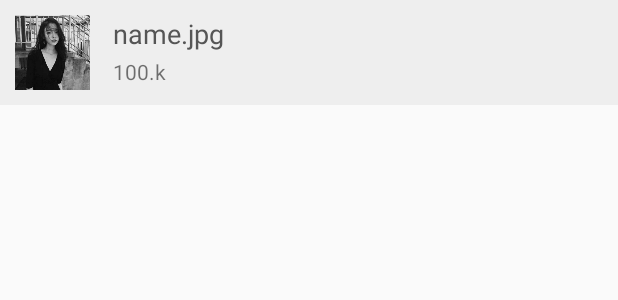
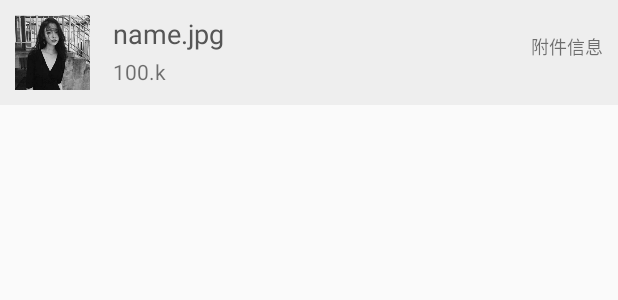
Before and after one commit to StephenChenOk/MyMail, an Android app: the layout vs_attachment_info_layout.xml on its own in the app's theme, with its tools: preview values and no code run, on a phone screen of 412 x 824 dp. Shown: the top 300 px of the screen. Run offline under Robolectric (Android 15) with nearby library versions, the phone set to English and light mode, and no system bars.

Commit message:
完善已发送功能

```diff
--- /dev/null
+++ b/app/src/main/res/drawable/item_selector_attachment.xml
@@ -0,0 +1,5 @@
+<?xml version="1.0" encoding="utf-8"?>
+<selector xmlns:android="http://schemas.android.com/apk/res/android">
+    <item android:drawable="@color/item_selected" android:state_pressed="false" />
+    <item android:drawable="@android:color/transparent" android:state_pressed="true" />
+</selector>
--- a/app/src/main/res/layout/email_detail.xml
+++ b/app/src/main/res/layout/email_detail.xml
@@ -107,7 +107,7 @@
             android:id="@+id/vs_attachment_email_detail"
             android:layout_width="match_parent"
             android:layout_height="wrap_content"
-            android:layout="@layout/vs_attachment_email_detail_layout"/>
+            android:layout="@layout/vs_attachment_info_layout"/>
 
     </LinearLayout>
 </androidx.coordinatorlayout.widget.CoordinatorLayout>
--- a/app/src/main/res/layout/vs_attachment_email_detail_layout.xml
+++ b/app/src/main/res/layout/vs_attachment_info_layout.xml
@@ -1,13 +1,14 @@
 <?xml version="1.0" encoding="utf-8"?>
 <LinearLayout xmlns:android="http://schemas.android.com/apk/res/android"
+    android:id="@+id/ll_attachment_box"
     android:layout_width="match_parent"
     android:layout_height="wrap_content"
-    android:background="#eee"
+    android:background="@drawable/item_selector_attachment"
     android:padding="10dp">
 
 
     <ImageView
-        android:id="@+id/iv_logo_attachment_email_detail"
+        android:id="@+id/iv_logo_attachment_info"
         android:layout_width="50dp"
         android:layout_height="50dp"
         android:src="@drawable/user_test" />
@@ -20,7 +21,7 @@
         android:orientation="vertical">
 
         <TextView
-            android:id="@+id/tv_name_attachment_email_detail"
+            android:id="@+id/tv_name_attachment_info"
             android:layout_width="wrap_content"
             android:layout_height="wrap_content"
             android:text="name.jpg"
@@ -28,11 +29,18 @@
             android:textSize="18sp" />
 
         <TextView
-            android:id="@+id/tv_size_attachment_email_detail"
+            android:id="@+id/tv_size_attachment_info"
             android:layout_width="wrap_content"
             android:layout_height="wrap_content"
             android:layout_marginTop="3dp"
             android:text="100.k" />
+    </LinearLayout>
 
-    </LinearLayout>
+    <TextView
+        android:layout_width="wrap_content"
+        android:layout_height="wrap_content"
+        android:layout_marginTop="12dp"
+        android:text="附件信息"
+        android:textSize="12sp" />
+
 </LinearLayout>
```
Also changed, not shown: app/src/main/java/com/chen/fy/mymail/activities/EmailDetailActivity.java (+15 -8 lines), app/src/main/java/com/chen/fy/mymail/activities/SentActivity.java (+14 -8 lines), app/src/main/java/com/chen/fy/mymail/activities/SentDetailActivity.java (+40 -1 lines), app/src/main/java/com/chen/fy/mymail/activities/WriteEmailActivity.java (+39 -4 lines), app/src/main/java/com/chen/fy/mymail/adapter/SentAdapter.java (+11 -8 lines), app/src/main/java/com/chen/fy/mymail/asyncTasks/ReceiveAsyncTask.java (+101 -71 lines), app/src/main/java/com/chen/fy/mymail/beans/SentItem.java (+15 -3 lines), app/src/main/java/com/chen/fy/mymail/interfaces/ISentItemClickListener.java (added, +11 -0 lines), app/src/main/java/com/chen/fy/mymail/utils/ZoomImageLoader.java (added, +32 -0 lines), app/src/main/res/layout/sent_detail.xml (+8 -0 lines).
